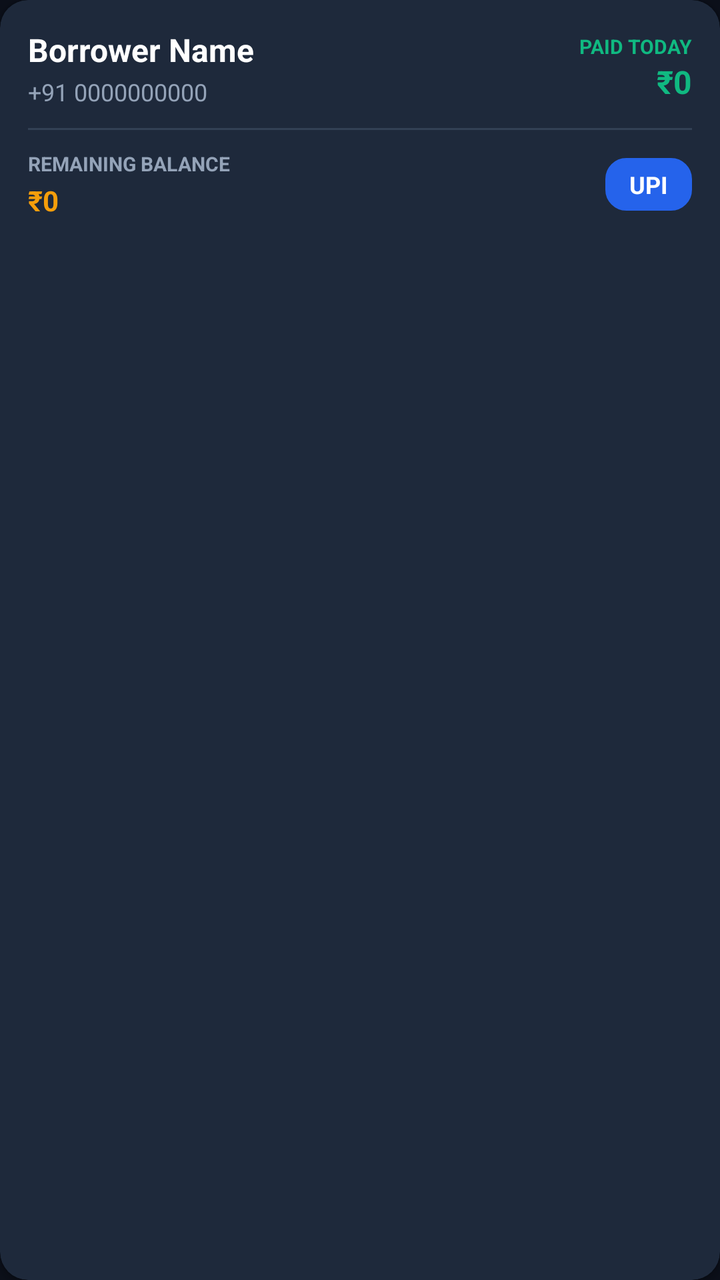
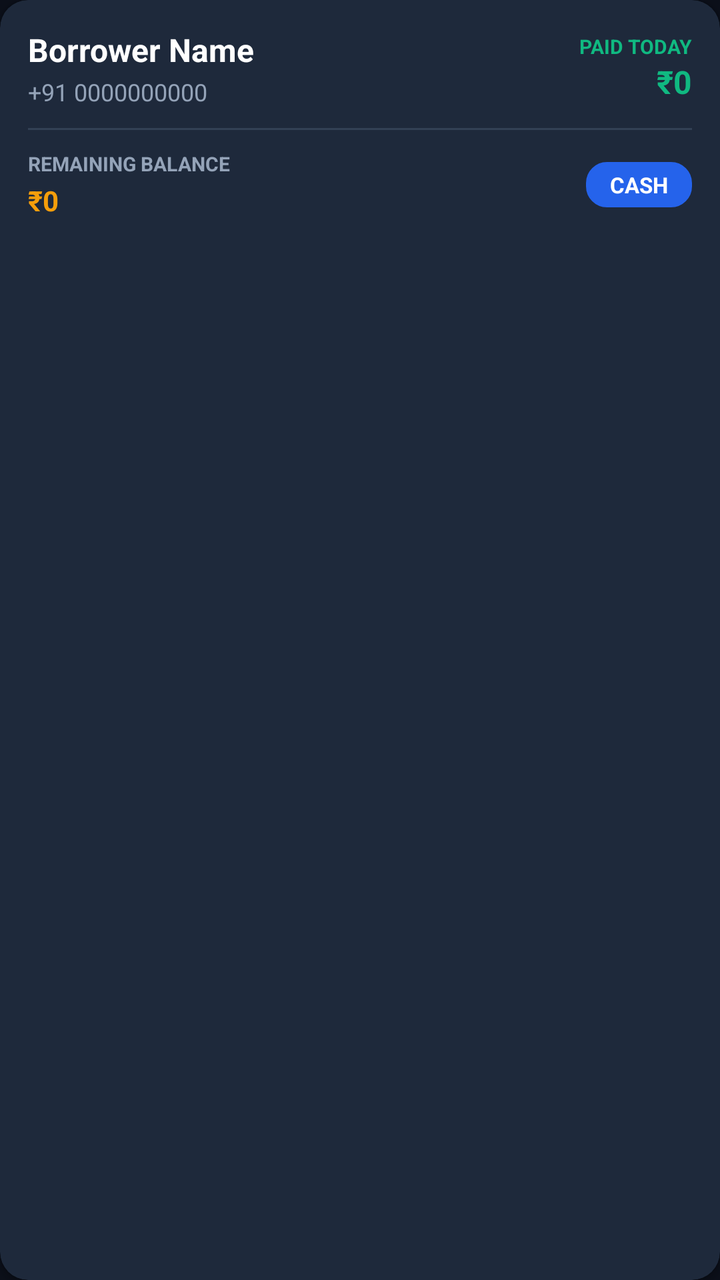

An Android layout rendered at two revisions. The XML below is the earlier revision; the diff shows what the commit changed to produce the second picture.
<!-- AndroidManifest.xml: application theme Theme.QuickLoan -->
<!-- res/layout/item_payment_received.xml -->
<?xml version="1.0" encoding="utf-8"?>
<androidx.cardview.widget.CardView xmlns:android="http://schemas.android.com/apk/res/android"
    xmlns:app="http://schemas.android.com/apk/res-auto"
    android:layout_width="match_parent"
    android:layout_height="wrap_content"
    android:layout_marginHorizontal="6dp"
    android:layout_marginVertical="6dp"
    app:cardBackgroundColor="#1E293B"
    app:cardCornerRadius="14dp"
    app:cardElevation="2dp">

    <LinearLayout
        android:layout_width="match_parent"
        android:layout_height="wrap_content"
        android:orientation="vertical"
        android:padding="14dp">

        <LinearLayout
            android:layout_width="match_parent"
            android:layout_height="wrap_content"
            android:gravity="center_vertical"
            android:orientation="horizontal">

            <LinearLayout
                android:layout_width="0dp"
                android:layout_height="wrap_content"
                android:layout_weight="1"
                android:orientation="vertical">

                <TextView
                    android:id="@+id/tvRecBorrowerName"
                    android:layout_width="wrap_content"
                    android:layout_height="wrap_content"
                    android:text="Borrower Name"
                    android:textColor="#FFFFFF"
                    android:textSize="16sp"
                    android:textStyle="bold" />

                <TextView
                    android:id="@+id/tvRecBorrowerPhone"
                    android:layout_width="wrap_content"
                    android:layout_height="wrap_content"
                    android:layout_marginTop="2dp"
                    android:text="+91 0000000000"
                    android:textColor="#94A3B8"
                    android:textSize="12sp" />
            </LinearLayout>

            
            <LinearLayout
                android:layout_width="wrap_content"
                android:layout_height="wrap_content"
                android:gravity="end"
                android:orientation="vertical">

                <TextView
                    android:layout_width="wrap_content"
                    android:layout_height="wrap_content"
                    android:text="PAID TODAY"
                    android:textColor="#10B981"
                    android:textSize="10sp"
                    android:textStyle="bold" />

                <TextView
                    android:id="@+id/tvRecPaidAmount"
                    android:layout_width="wrap_content"
                    android:layout_height="wrap_content"
                    android:text="₹0"
                    android:textColor="#10B981"
                    android:textSize="16sp"
                    android:textStyle="bold" />
            </LinearLayout>
        </LinearLayout>

        <View
            android:layout_width="match_parent"
            android:layout_height="1dp"
            android:layout_marginVertical="10dp"
            android:background="#334155" />

        
        <LinearLayout
            android:layout_width="match_parent"
            android:layout_height="wrap_content"
            android:gravity="center_vertical"
            android:orientation="horizontal">

            <LinearLayout
                android:layout_width="0dp"
                android:layout_height="wrap_content"
                android:layout_weight="1"
                android:orientation="vertical">

                <TextView
                    android:layout_width="wrap_content"
                    android:layout_height="wrap_content"
                    android:text="REMAINING BALANCE"
                    android:textColor="#94A3B8"
                    android:textSize="10sp"
                    android:textStyle="bold" />

                <TextView
                    android:id="@+id/tvRecRemainingBalance"
                    android:layout_width="wrap_content"
                    android:layout_height="wrap_content"
                    android:layout_marginTop="2dp"
                    android:text="₹0"
                    android:textColor="#F59E0B"
                    android:textSize="14sp"
                    android:textStyle="bold" />
            </LinearLayout>

            
            <TextView
                android:id="@+id/tvRecPaymentMode"
                android:layout_width="wrap_content"
                android:layout_height="wrap_content"
                android:background="@drawable/edittext_bg"
                android:backgroundTint="#2563EB"
                android:paddingHorizontal="12dp"
                android:paddingVertical="5dp"
                android:text="UPI"
                android:textColor="#FFFFFF"
                android:textSize="12sp"
                android:textStyle="bold" />
        </LinearLayout>
    </LinearLayout>
</androidx.cardview.widget.CardView>
<!-- resources referenced by this layout -->
<resources>
  <!-- drawable edittext_bg (drawable) -->
  <?xml version="1.0" encoding="utf-8"?>
  <shape xmlns:android="http://schemas.android.com/apk/res/android"
      android:shape="rectangle">
      <solid android:color="#1E293B" />
      <stroke android:width="1dp" android:color="#475569" />
      <corners android:radius="10dp" />
  </shape>
  <style name="Theme.QuickLoan" parent="Theme.AppCompat.DayNight.NoActionBar">
          
          <item name="android:windowBackground">@color/surface_bg</item>
          <item name="android:colorBackground">@color/surface_bg</item>
  
          
          <item name="colorPrimary">@color/header_bg</item>
          <item name="colorPrimaryDark">#070A10</item>
          <item name="colorAccent">@color/brand_accent</item>
  
          
          <item name="android:statusBarColor">@color/header_bg</item>
          <item name="android:navigationBarColor">#070A10</item>
          <item name="android:windowLightStatusBar">false</item>
      </style>
  <color name="surface_bg">#0B0F19</color>
  <color name="header_bg">#111827</color>
  <color name="brand_accent">#38BDF8</color>
</resources>

<!-- the commit's change to res/layout/item_payment_received.xml (unified diff, before → after) -->
@@ -110,7 +110,6 @@
                     android:textStyle="bold" />
             </LinearLayout>
 
-            
             <TextView
                 android:id="@+id/tvRecPaymentMode"
                 android:layout_width="wrap_content"
@@ -118,10 +117,10 @@
                 android:background="@drawable/edittext_bg"
                 android:backgroundTint="#2563EB"
                 android:paddingHorizontal="12dp"
-                android:paddingVertical="5dp"
-                android:text="UPI"
+                android:paddingVertical="4dp"
+                android:text="CASH"
                 android:textColor="#FFFFFF"
-                android:textSize="12sp"
+                android:textSize="11sp"
                 android:textStyle="bold" />
         </LinearLayout>
     </LinearLayout>
